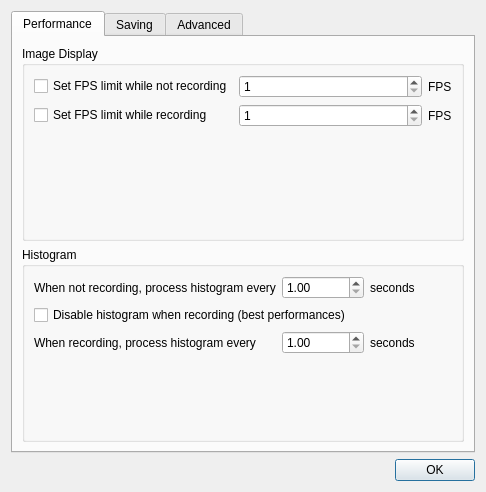
The window that src/configurationdialog.ui (GuLinux/PlanetaryImager) describes before a commit, drawn with Qt 5.
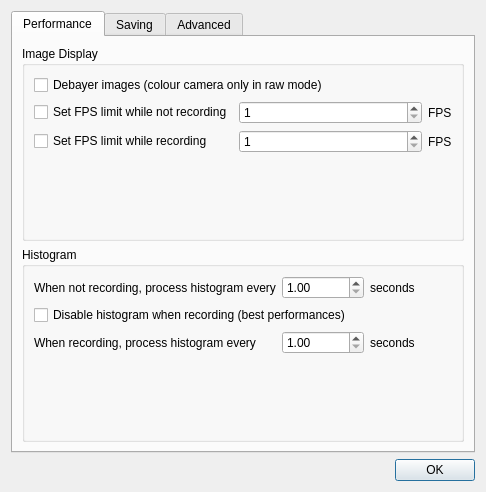
The same window after the commit.

Patch:
```diff
--- a/src/configurationdialog.ui
+++ b/src/configurationdialog.ui
@@ -30,7 +30,7 @@
           <string>Image Display</string>
          </property>
          <layout class="QGridLayout" name="gridLayout">
-          <item row="1" column="0">
+          <item row="2" column="0">
            <widget class="QCheckBox" name="enable_fps_limit_recording">
             <property name="sizePolicy">
              <sizepolicy hsizetype="Minimum" vsizetype="Fixed">
@@ -43,14 +43,14 @@
             </property>
            </widget>
           </item>
-          <item row="0" column="2">
+          <item row="1" column="2">
            <widget class="QLabel" name="label_15">
             <property name="text">
              <string>FPS</string>
             </property>
            </widget>
           </item>
-          <item row="0" column="0">
+          <item row="1" column="0">
            <widget class="QCheckBox" name="enable_fps_limit">
             <property name="sizePolicy">
              <sizepolicy hsizetype="Minimum" vsizetype="Fixed">
@@ -63,20 +63,20 @@
             </property>
            </widget>
           </item>
-          <item row="0" column="1">
-           <widget class="QSpinBox" name="fps_limit">
-            <property name="sizePolicy">
-             <sizepolicy hsizetype="Minimum" vsizetype="Fixed">
-              <horstretch>1</horstretch>
-              <verstretch>0</verstretch>
-             </sizepolicy>
-            </property>
-            <property name="minimum">
-             <number>1</number>
-            </property>
-           </widget>
-          </item>
           <item row="1" column="1">
+           <widget class="QSpinBox" name="fps_limit">
+            <property name="sizePolicy">
+             <sizepolicy hsizetype="Minimum" vsizetype="Fixed">
+              <horstretch>1</horstretch>
+              <verstretch>0</verstretch>
+             </sizepolicy>
+            </property>
+            <property name="minimum">
+             <number>1</number>
+            </property>
+           </widget>
+          </item>
+          <item row="2" column="1">
            <widget class="QSpinBox" name="fps_limit_recording">
             <property name="sizePolicy">
              <sizepolicy hsizetype="Minimum" vsizetype="Fixed">
@@ -89,14 +89,14 @@
             </property>
            </widget>
           </item>
-          <item row="1" column="2">
+          <item row="2" column="2">
            <widget class="QLabel" name="label_16">
             <property name="text">
              <string>FPS</string>
             </property>
            </widget>
           </item>
-          <item row="2" column="1">
+          <item row="3" column="1">
            <spacer name="verticalSpacer_3">
             <property name="orientation">
              <enum>Qt::Vertical</enum>
@@ -109,6 +109,13 @@
             </property>
            </spacer>
           </item>
+          <item row="0" column="0" colspan="3">
+           <widget class="QCheckBox" name="debayer">
+            <property name="text">
+             <string>Debayer images (colour camera only in raw mode)</string>
+            </property>
+           </widget>
+          </item>
          </layout>
         </widget>
        </item>
```
